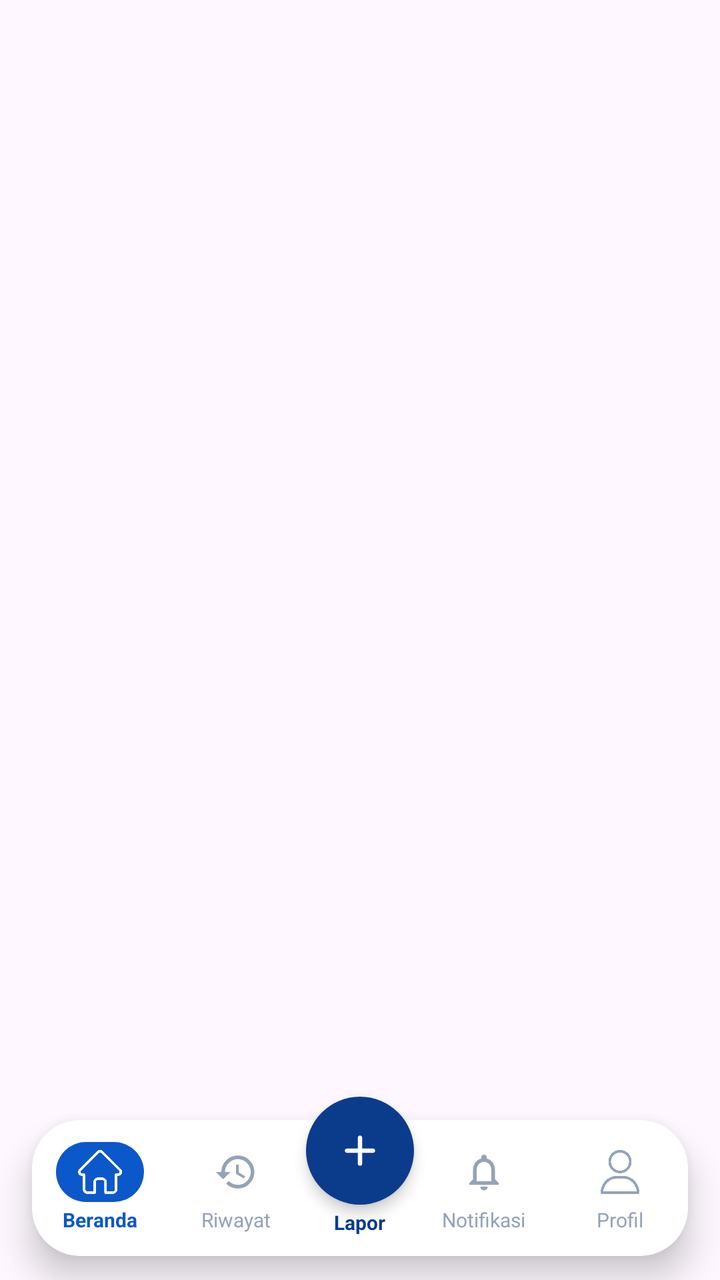
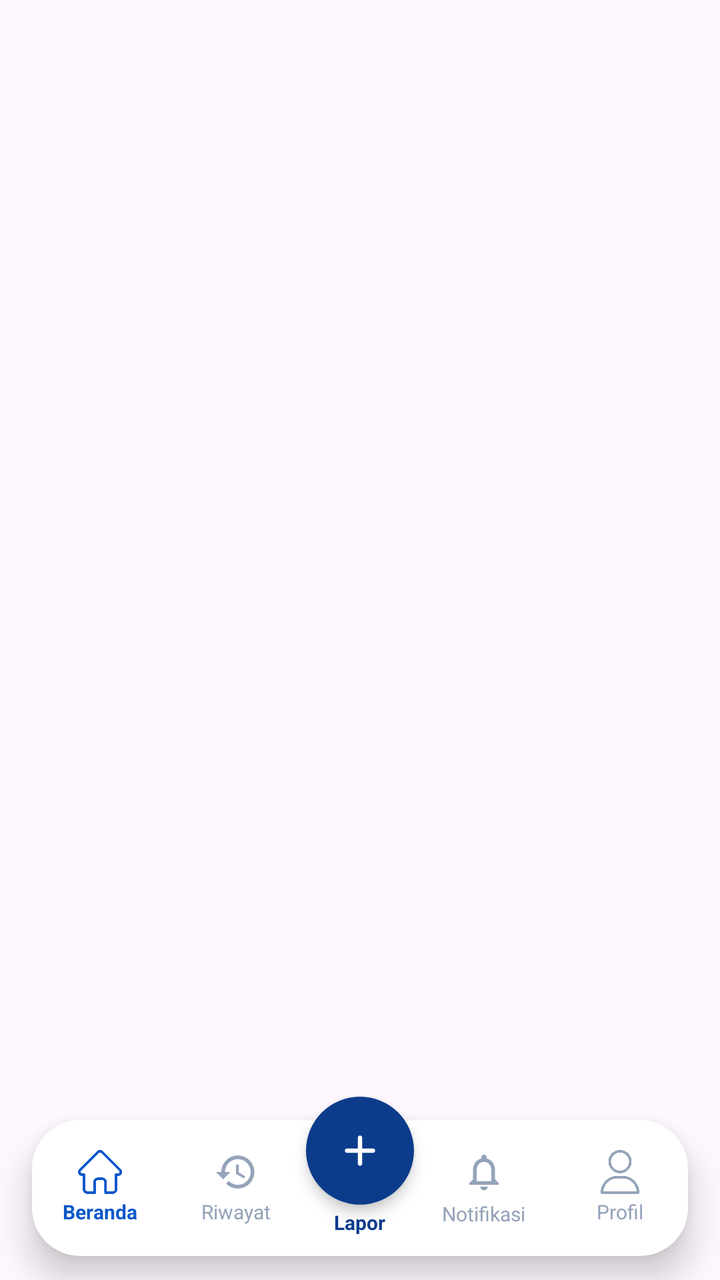

Before-and-after screenshots of an Android layout around one commit, followed by the original layout XML and the change that was made.
<!-- AndroidManifest.xml: application theme Theme.PinPoint -->
<!-- res/layout/layout_user_bottom_nav.xml -->
<?xml version="1.0" encoding="utf-8"?>
<androidx.constraintlayout.widget.ConstraintLayout xmlns:android="http://schemas.android.com/apk/res/android"
    xmlns:app="http://schemas.android.com/apk/res-auto"
    android:id="@+id/userBottomNavContainer"
    android:layout_width="match_parent"
    android:layout_height="104dp"
    android:clipChildren="false"
    android:clipToPadding="false"
    android:paddingStart="16dp"
    android:paddingEnd="16dp">

    
    <View
        android:layout_width="0dp"
        android:layout_height="68dp"
        android:background="@drawable/bg_navbar"
        android:elevation="10dp"
        app:layout_constraintBottom_toBottomOf="parent"
        app:layout_constraintLeft_toLeftOf="parent"
        app:layout_constraintRight_toRightOf="parent"
        android:layout_marginBottom="12dp" />

    
    <LinearLayout
        android:id="@+id/navUserHome"
        android:layout_width="0dp"
        android:layout_height="68dp"
        android:gravity="center"
        android:clickable="true"
        android:focusable="true"
        android:orientation="vertical"
        android:elevation="12dp"
        app:layout_constraintBottom_toBottomOf="parent"
        app:layout_constraintLeft_toLeftOf="parent"
        app:layout_constraintRight_toLeftOf="@id/navUserHistory"
        app:layout_constraintHorizontal_weight="1"
        android:layout_marginBottom="12dp">

        <ImageView
            android:id="@+id/ivNavUserHome"
            android:layout_width="44dp"
            android:layout_height="30dp"
            android:paddingHorizontal="11dp"
            android:paddingVertical="4dp"
            android:background="@drawable/bg_nav_icon_active_blue"
            android:src="@drawable/home"
            app:tint="#FFFFFF" />

        <TextView
            android:id="@+id/tvNavUserHome"
            android:layout_width="wrap_content"
            android:layout_height="wrap_content"
            android:layout_marginTop="2dp"
            android:text="Beranda"
            android:textColor="#0B58CA"
            android:textSize="10sp"
            android:textStyle="bold" />
    </LinearLayout>

    
    <LinearLayout
        android:id="@+id/navUserHistory"
        android:layout_width="0dp"
        android:layout_height="68dp"
        android:gravity="center"
        android:clickable="true"
        android:focusable="true"
        android:orientation="vertical"
        android:elevation="12dp"
        app:layout_constraintBottom_toBottomOf="parent"
        app:layout_constraintLeft_toRightOf="@id/navUserHome"
        app:layout_constraintRight_toLeftOf="@id/guidelineCenter"
        app:layout_constraintHorizontal_weight="1"
        android:layout_marginBottom="12dp"
        android:layout_marginEnd="28dp">

        <ImageView
            android:id="@+id/ivNavUserHistory"
            android:layout_width="44dp"
            android:layout_height="30dp"
            android:paddingHorizontal="11dp"
            android:paddingVertical="4dp"
            android:src="@drawable/ic_history"
            app:tint="#94A3B8" />

        <TextView
            android:id="@+id/tvNavUserHistory"
            android:layout_width="wrap_content"
            android:layout_height="wrap_content"
            android:layout_marginTop="2dp"
            android:text="Riwayat"
            android:textColor="#94A3B8"
            android:textSize="10sp" />
    </LinearLayout>

    
    <androidx.constraintlayout.widget.Guideline
        android:id="@+id/guidelineCenter"
        android:layout_width="wrap_content"
        android:layout_height="wrap_content"
        android:orientation="vertical"
        app:layout_constraintGuide_percent="0.5" />

    
    <LinearLayout
        android:id="@+id/navUserNotification"
        android:layout_width="0dp"
        android:layout_height="68dp"
        android:gravity="center"
        android:clickable="true"
        android:focusable="true"
        android:orientation="vertical"
        android:elevation="12dp"
        app:layout_constraintBottom_toBottomOf="parent"
        app:layout_constraintLeft_toRightOf="@id/guidelineCenter"
        app:layout_constraintRight_toLeftOf="@id/navUserProfile"
        app:layout_constraintHorizontal_weight="1"
        android:layout_marginBottom="12dp"
        android:layout_marginStart="28dp">

        <FrameLayout
            android:layout_width="46dp"
            android:layout_height="30dp">

            <ImageView
                android:id="@+id/ivNavUserNotification"
                android:layout_width="44dp"
                android:layout_height="30dp"
                android:paddingHorizontal="11dp"
                android:paddingVertical="4dp"
                android:layout_gravity="center"
                android:src="@drawable/ic_bell"
                app:tint="#94A3B8" />

            
            <TextView
                android:id="@+id/tvNavBadgeCount"
                android:layout_width="15dp"
                android:layout_height="15dp"
                android:layout_gravity="top|end"
                android:background="@drawable/bg_badge_red_circle"
                android:gravity="center"
                android:text="0"
                android:textColor="#FFFFFF"
                android:textSize="8sp"
                android:textStyle="bold"
                android:visibility="gone" />
        </FrameLayout>

        <TextView
            android:id="@+id/tvNavUserNotification"
            android:layout_width="wrap_content"
            android:layout_height="wrap_content"
            android:layout_marginTop="2dp"
            android:text="Notifikasi"
            android:textColor="#94A3B8"
            android:textSize="10sp" />
    </LinearLayout>

    
    <LinearLayout
        android:id="@+id/navUserProfile"
        android:layout_width="0dp"
        android:layout_height="68dp"
        android:gravity="center"
        android:clickable="true"
        android:focusable="true"
        android:orientation="vertical"
        android:elevation="12dp"
        app:layout_constraintBottom_toBottomOf="parent"
        app:layout_constraintLeft_toRightOf="@id/navUserNotification"
        app:layout_constraintRight_toRightOf="parent"
        app:layout_constraintHorizontal_weight="1"
        android:layout_marginBottom="12dp">

        <ImageView
            android:id="@+id/ivNavUserProfile"
            android:layout_width="44dp"
            android:layout_height="30dp"
            android:paddingHorizontal="11dp"
            android:paddingVertical="4dp"
            android:src="@drawable/user"
            app:tint="#94A3B8" />

        <TextView
            android:id="@+id/tvNavUserProfile"
            android:layout_width="wrap_content"
            android:layout_height="wrap_content"
            android:layout_marginTop="2dp"
            android:text="Profil"
            android:textColor="#94A3B8"
            android:textSize="10sp" />
    </LinearLayout>

    
    <LinearLayout
        android:id="@+id/navUserReportCenter"
        android:layout_width="wrap_content"
        android:layout_height="wrap_content"
        android:clickable="true"
        android:focusable="true"
        android:gravity="center"
        android:orientation="vertical"
        android:elevation="15dp"
        app:layout_constraintLeft_toLeftOf="parent"
        app:layout_constraintRight_toRightOf="parent"
        app:layout_constraintBottom_toBottomOf="parent"
        android:layout_marginBottom="22dp">

        <LinearLayout
            android:layout_width="54dp"
            android:layout_height="54dp"
            android:background="@drawable/bg_circle_blue_btn"
            android:elevation="4dp"
            android:gravity="center">

            <ImageView
                android:layout_width="26dp"
                android:layout_height="26dp"
                android:src="@drawable/ic_add"
                app:tint="#FFFFFF" />
        </LinearLayout>

        <TextView
            android:layout_width="wrap_content"
            android:layout_height="wrap_content"
            android:layout_marginTop="2dp"
            android:text="Lapor"
            android:textColor="@color/primary_blue"
            android:textSize="10sp"
            android:textStyle="bold" />
    </LinearLayout>

</androidx.constraintlayout.widget.ConstraintLayout>
<!-- resources referenced by this layout -->
<resources>
  <color name="primary_blue">#0B3C8C</color>
  <!-- drawable bg_badge_red_circle (drawable) -->
  <?xml version="1.0" encoding="utf-8"?>
  <shape xmlns:android="http://schemas.android.com/apk/res/android"
      android:shape="oval">
      <solid android:color="#D32F2F" />
  </shape>
  <!-- drawable bg_circle_blue_btn (drawable) -->
  <?xml version="1.0" encoding="utf-8"?>
  <shape xmlns:android="http://schemas.android.com/apk/res/android"
      android:shape="oval">
      <solid android:color="#0B3C8C" />
  </shape>
  <!-- drawable bg_nav_icon_active_blue (drawable) -->
  <?xml version="1.0" encoding="utf-8"?>
  <shape xmlns:android="http://schemas.android.com/apk/res/android"
      android:shape="rectangle">
      <solid android:color="#0B58CA" />
      <corners android:radius="16dp" />
  </shape>
  <!-- drawable bg_navbar (drawable) -->
  <?xml version="1.0" encoding="utf-8"?>
  <shape xmlns:android="http://schemas.android.com/apk/res/android"
      android:shape="rectangle">
      <solid android:color="#FFFFFF" />
      <corners
          android:topLeftRadius="24dp"
          android:topRightRadius="24dp"
          android:bottomLeftRadius="24dp"
          android:bottomRightRadius="24dp" />
  </shape>
  <!-- drawable home: png bitmap (drawable, 8020 bytes) -->
  <!-- drawable ic_add (drawable) -->
  <vector xmlns:android="http://schemas.android.com/apk/res/android"
      android:width="24dp"
      android:height="24dp"
      android:viewportWidth="24"
      android:viewportHeight="24">
      <path
          android:fillColor="#000000"
          android:pathData="M18,13h-5v5c0,0.55 -0.45,1 -1,1s-1,-0.45 -1,-1v-5H6c-0.55,0 -1,-0.45 -1,-1s0.45,-1 1,-1h5V6c0,-0.55 0.45,-1 1,-1s1,0.45 1,1v5h5c0.55,0 1,0.45 1,1s-0.45,1 -1,1z" />
  </vector>
  <!-- drawable ic_bell (drawable) -->
  <vector xmlns:android="http://schemas.android.com/apk/res/android"
      android:width="24dp"
      android:height="24dp"
      android:viewportWidth="24"
      android:viewportHeight="24">
      <path
          android:fillColor="#000000"
          android:pathData="M12,22c1.1,0 2,-0.9 2,-2h-4c0,1.1 0.9,2 2,2zm6,-6v-5c0,-3.07 -1.63,-5.64 -4.5,-6.32V4c0,-0.83 -0.67,-1.5 -1.5,-1.5s-1.5,0.67 -1.5,1.5v0.68C7.64,5.36 6,7.92 6,11v5l-2,2v1h16v-1l-2,-2zm-2,1H8v-6c0,-2.48 1.51,-4.5 4,-4.5s4,2.02 4,4.5v6z" />
  </vector>
  <!-- drawable ic_history (drawable) -->
  <vector xmlns:android="http://schemas.android.com/apk/res/android"
      android:width="24dp"
      android:height="24dp"
      android:viewportWidth="24"
      android:viewportHeight="24">
      <path
          android:fillColor="#000000"
          android:pathData="M13,3c-4.97,0 -9,4.03 -9,9H1l3.89,3.89 0.07,0.14L9,12H6c0,-3.87 3.13,-7 7,-7s7,3.13 7,7 -3.13,7 -7,7c-1.93,0 -3.68,-0.79 -4.94,-2.06l-1.42,1.42C8.27,19.99 10.51,21 13,21c4.97,0 9,-4.03 9,-9s-4.03,-9 -9,-9zm-1,5v5l4.28,2.54 0.72,-1.21 -3.5,-2.08V8H12z" />
  </vector>
  <!-- drawable user: png bitmap (drawable, 12623 bytes) -->
  <style name="Theme.PinPoint" parent="Base.Theme.PinPoint" />
  <style name="Base.Theme.PinPoint" parent="Theme.Material3.DayNight.NoActionBar">
          <item name="android:windowAnimationStyle">@style/SmoothActivityAnimation</item>
      </style>
  <style name="SmoothActivityAnimation" parent="@android:style/Animation.Activity">
          <item name="android:activityOpenEnterAnimation">@anim/fade_in_smooth</item>
          <item name="android:activityOpenExitAnimation">@anim/fade_out_smooth</item>
          <item name="android:activityCloseEnterAnimation">@anim/slide_in_left</item>
          <item name="android:activityCloseExitAnimation">@anim/slide_out_right</item>
      </style>
</resources>

<!-- the commit's change to res/layout/layout_user_bottom_nav.xml (unified diff, before → after) -->
@@ -38,13 +38,10 @@
 
         <ImageView
             android:id="@+id/ivNavUserHome"
-            android:layout_width="44dp"
-            android:layout_height="30dp"
-            android:paddingHorizontal="11dp"
-            android:paddingVertical="4dp"
-            android:background="@drawable/bg_nav_icon_active_blue"
+            android:layout_width="22dp"
+            android:layout_height="22dp"
             android:src="@drawable/home"
-            app:tint="#FFFFFF" />
+            app:tint="#0B58CA" />
 
         <TextView
             android:id="@+id/tvNavUserHome"
@@ -76,10 +73,8 @@
 
         <ImageView
             android:id="@+id/ivNavUserHistory"
-            android:layout_width="44dp"
-            android:layout_height="30dp"
-            android:paddingHorizontal="11dp"
-            android:paddingVertical="4dp"
+            android:layout_width="22dp"
+            android:layout_height="22dp"
             android:src="@drawable/ic_history"
             app:tint="#94A3B8" />
 
@@ -119,15 +114,13 @@
         android:layout_marginStart="28dp">
 
         <FrameLayout
-            android:layout_width="46dp"
-            android:layout_height="30dp">
+            android:layout_width="32dp"
+            android:layout_height="24dp">
 
             <ImageView
                 android:id="@+id/ivNavUserNotification"
-                android:layout_width="44dp"
-                android:layout_height="30dp"
-                android:paddingHorizontal="11dp"
-                android:paddingVertical="4dp"
+                android:layout_width="22dp"
+                android:layout_height="22dp"
                 android:layout_gravity="center"
                 android:src="@drawable/ic_bell"
                 app:tint="#94A3B8" />
@@ -175,10 +168,8 @@
 
         <ImageView
             android:id="@+id/ivNavUserProfile"
-            android:layout_width="44dp"
-            android:layout_height="30dp"
-            android:paddingHorizontal="11dp"
-            android:paddingVertical="4dp"
+            android:layout_width="22dp"
+            android:layout_height="22dp"
             android:src="@drawable/user"
             app:tint="#94A3B8" />
 
<!-- resource entries referenced after the edit -->
@@ -12,13 +12,6 @@
   <shape xmlns:android="http://schemas.android.com/apk/res/android"
       android:shape="oval">
       <solid android:color="#0B3C8C" />
-  </shape>
-  <!-- drawable bg_nav_icon_active_blue (drawable) -->
-  <?xml version="1.0" encoding="utf-8"?>
-  <shape xmlns:android="http://schemas.android.com/apk/res/android"
-      android:shape="rectangle">
-      <solid android:color="#0B58CA" />
-      <corners android:radius="16dp" />
   </shape>
   <!-- drawable bg_navbar (drawable) -->
   <?xml version="1.0" encoding="utf-8"?>
@@ -65,13 +58,6 @@
   <!-- drawable user: png bitmap (drawable, 12623 bytes) -->
   <style name="Theme.PinPoint" parent="Base.Theme.PinPoint" />
   <style name="Base.Theme.PinPoint" parent="Theme.Material3.DayNight.NoActionBar">
-          <item name="android:windowAnimationStyle">@style/SmoothActivityAnimation</item>
-      </style>
-  <style name="SmoothActivityAnimation" parent="@android:style/Animation.Activity">
-          <item name="android:activityOpenEnterAnimation">@anim/fade_in_smooth</item>
-          <item name="android:activityOpenExitAnimation">@anim/fade_out_smooth</item>
-          <item name="android:activityCloseEnterAnimation">@anim/slide_in_left</item>
-          <item name="android:activityCloseExitAnimation">@anim/slide_out_right</item>
       </style>
 </resources>
 
